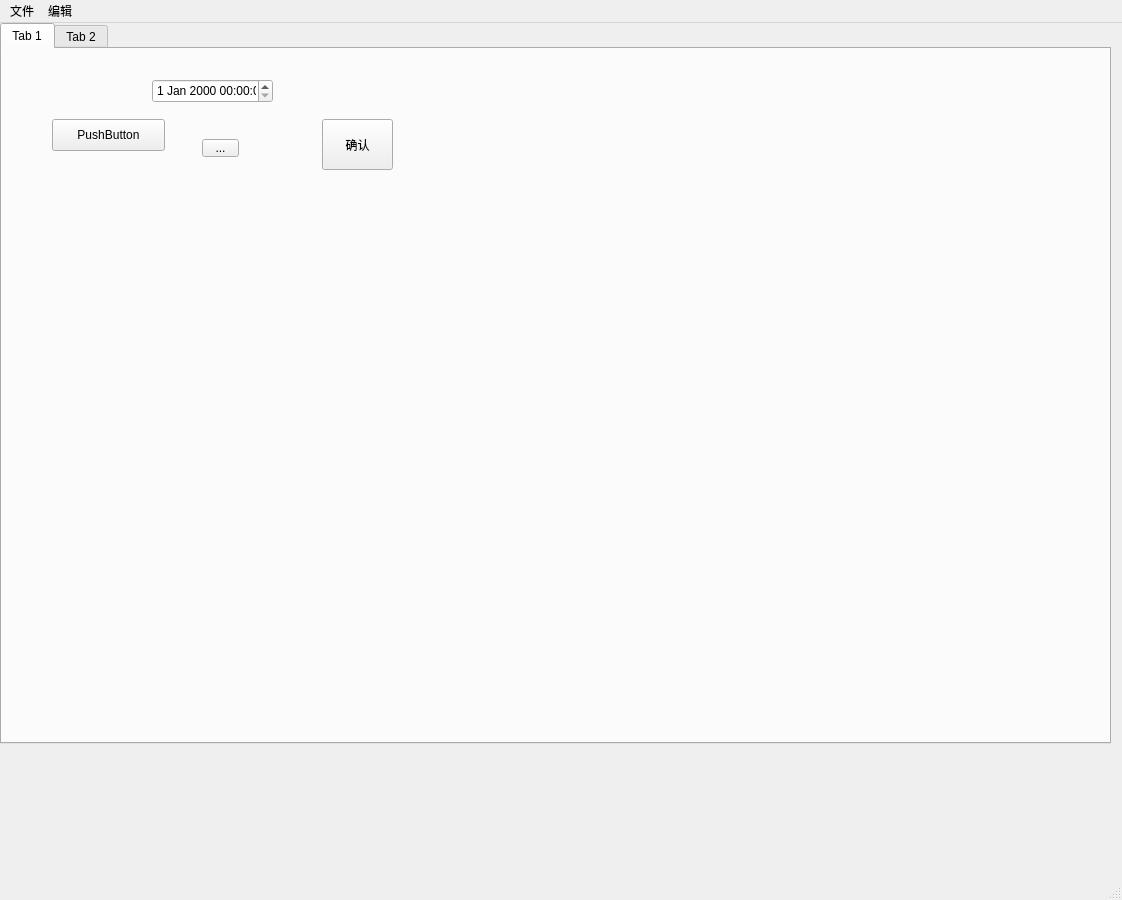
Before: the Qt Designer form main_gui.ui in liuli-liekkas/auto_test, drawn with Qt 5.
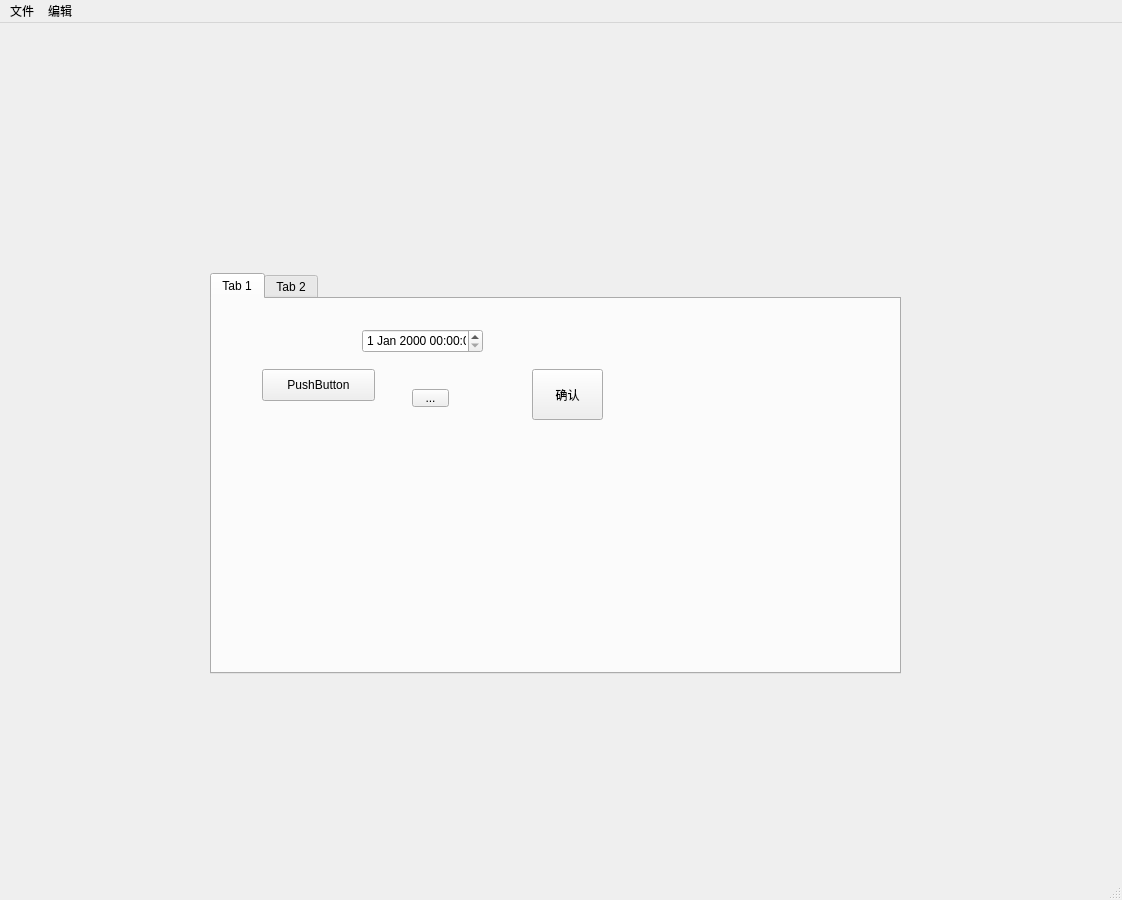
After: the same form once the commit is applied.

What changed in the file:
```diff
--- a/main_gui.ui
+++ b/main_gui.ui
@@ -20,10 +20,10 @@
    <widget class="QTabWidget" name="tabWidget">
     <property name="geometry">
      <rect>
-      <x>0</x>
-      <y>0</y>
-      <width>1111</width>
-      <height>721</height>
+      <x>210</x>
+      <y>250</y>
+      <width>691</width>
+      <height>401</height>
      </rect>
     </property>
     <property name="currentIndex">
```
